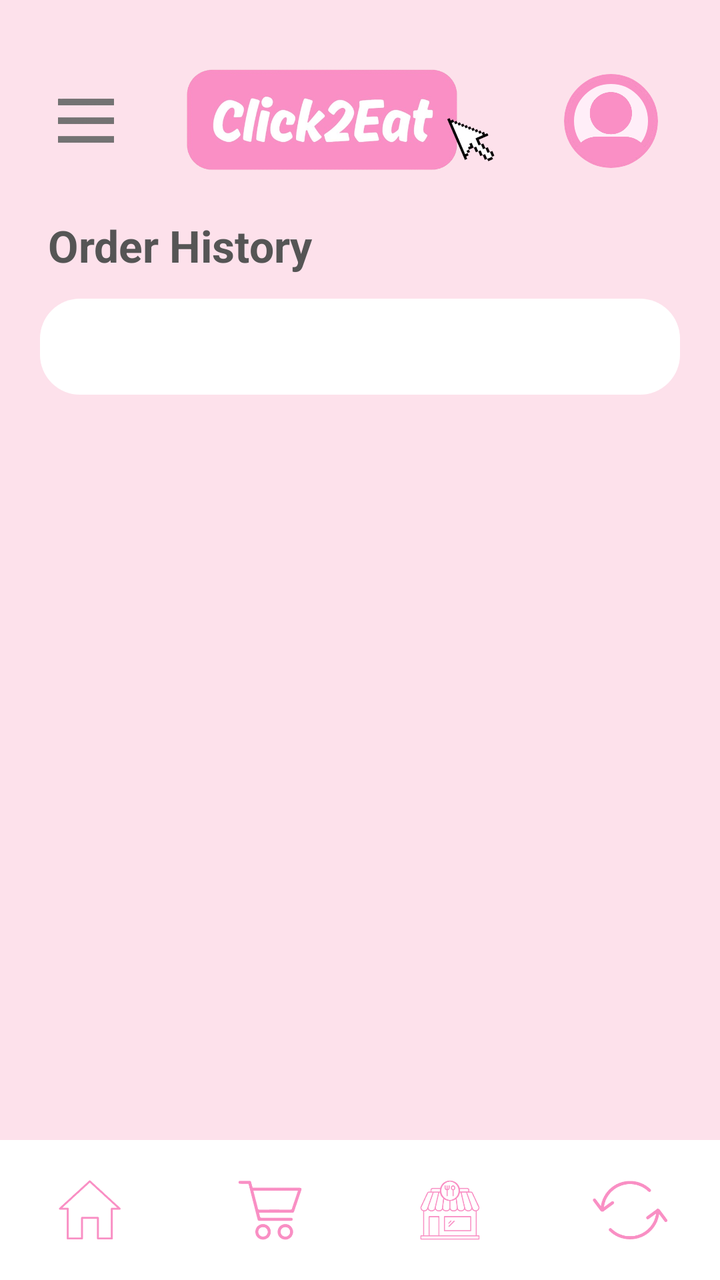
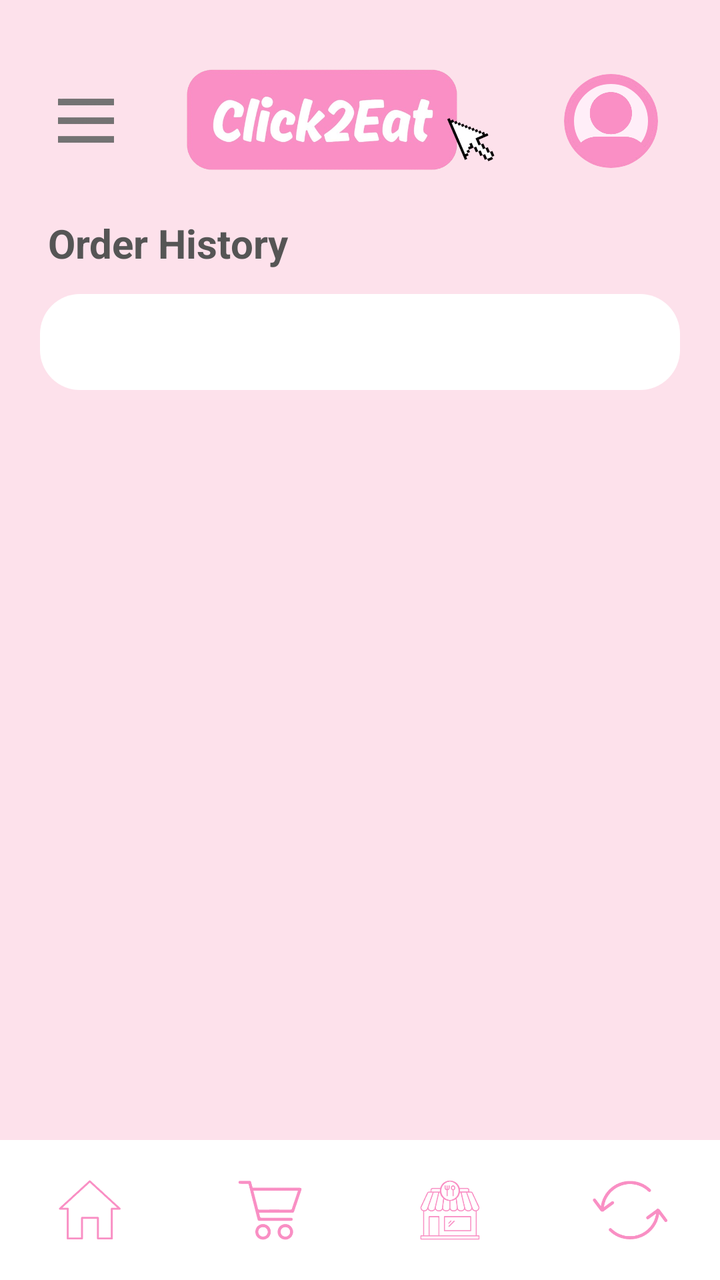

An Android layout rendered at two revisions. The XML below is the earlier revision; the diff shows what the commit changed to produce the second picture.
<!-- AndroidManifest.xml: application theme Theme.Click2Eat -->
<!-- res/layout/activity_order_history.xml -->
<?xml version="1.0" encoding="utf-8"?>
<LinearLayout
    xmlns:android="http://schemas.android.com/apk/res/android"
    android:layout_width="match_parent"
    android:layout_height="match_parent"
    android:orientation="vertical"
    android:background="#FDE1EB">

    
    <LinearLayout
        android:layout_width="match_parent"
        android:layout_height="71dp"
        android:layout_marginStart="20dp"
        android:layout_marginTop="25dp"
        android:layout_marginEnd="18dp"
        android:gravity="center_vertical"
        android:orientation="horizontal">

        <ImageView
            android:id="@+id/ordersBackButton"
            android:layout_width="28dp"
            android:layout_height="30dp"
            android:layout_marginLeft="9dp"
            android:contentDescription="Menu"
            android:src="@drawable/three_line_icon" />

        <ImageView
            android:layout_width="0dp"
            android:layout_height="58dp"
            android:layout_weight="1"
            android:contentDescription="Click2Eat logo"
            android:scaleType="fitCenter"
            android:src="@drawable/click2eat_logo_no_bg" />

        <ImageView
            android:id="@+id/ordersProfile"
            android:layout_width="47dp"
            android:layout_height="47dp"
            android:layout_marginEnd="13dp"
            android:background="@drawable/bg_profile_circle"
            android:clipToOutline="true"
            android:contentDescription="Open profile"
            android:scaleType="centerCrop"
            android:src="@drawable/default_profile2" />
    </LinearLayout>

    
    <TextView
        android:layout_width="match_parent"
        android:layout_height="wrap_content"
        android:layout_marginStart="24dp"
        android:layout_marginTop="12dp"
        android:text="Order History"
        android:textColor="#555555"
        android:textSize="22sp"
        android:textStyle="bold" />

    
    <Spinner
        android:id="@+id/orderStatusFilter"
        android:layout_width="match_parent"
        android:layout_height="48dp"
        android:layout_marginStart="20dp"
        android:layout_marginEnd="20dp"
        android:layout_marginTop="12dp"
        android:background="@drawable/bg_profile_card"
        android:paddingStart="14dp"
        android:paddingEnd="14dp"
        android:contentDescription="Filter orders by status" />

    
    <TextView
        android:id="@+id/orderHistoryEmpty"
        android:layout_width="match_parent"
        android:layout_height="wrap_content"
        android:gravity="center"
        android:padding="24dp"
        android:text="No orders to show yet."
        android:textColor="@color/click_text"
        android:textSize="16sp"
        android:visibility="gone" />

    
    <androidx.recyclerview.widget.RecyclerView
        android:id="@+id/orderHistoryRecyclerView"
        android:layout_width="match_parent"
        android:layout_height="0dp"
        android:layout_weight="1"
        android:layout_marginTop="12dp"
        android:paddingStart="20dp"
        android:paddingEnd="20dp"
        android:clipToPadding="false" />

    
    <LinearLayout
        android:layout_width="match_parent"
        android:layout_height="70dp"
        android:orientation="horizontal"
        android:gravity="center"
        android:background="@color/click_white">

        <ImageButton
            android:id="@+id/ordersNavHome"
            android:layout_width="0dp"
            android:layout_height="match_parent"
            android:layout_weight="1"
            android:background="@android:color/transparent"
            android:src="@drawable/dashboard_icon"
            android:padding="20dp"
            android:scaleType="centerInside"
            android:contentDescription="Home" />

        <ImageButton
            android:id="@+id/ordersNavCart"
            android:layout_width="0dp"
            android:layout_height="match_parent"
            android:layout_weight="1"
            android:background="@android:color/transparent"
            android:src="@drawable/cart_icon"
            android:padding="20dp"
            android:scaleType="centerInside"
            android:contentDescription="Cart" />

        <ImageButton
            android:id="@+id/ordersNavRestaurants"
            android:layout_width="0dp"
            android:layout_height="match_parent"
            android:layout_weight="1"
            android:background="@android:color/transparent"
            android:src="@drawable/restaurants_icon"
            android:padding="20dp"
            android:scaleType="centerInside"
            android:contentDescription="Restaurants" />

        <ImageButton
            android:id="@+id/ordersNavOrders"
            android:layout_width="0dp"
            android:layout_height="match_parent"
            android:layout_weight="1"
            android:background="@android:color/transparent"
            android:src="@drawable/history_icon"
            android:padding="20dp"
            android:scaleType="centerInside"
            android:contentDescription="Order History" />

    </LinearLayout>

</LinearLayout>
<!-- resources referenced by this layout -->
<resources>
  <color name="click_text">#000000</color>
  <color name="click_white">#FFFFFF</color>
  <!-- drawable bg_profile_card (drawable) -->
  <?xml version="1.0" encoding="utf-8"?>
  <shape xmlns:android="http://schemas.android.com/apk/res/android">
      <solid android:color="@color/click_white"/>
      <corners android:radius="20dp"/>
  </shape>
  <!-- drawable bg_profile_circle (drawable) -->
  <?xml version="1.0" encoding="utf-8"?>
  <shape xmlns:android="http://schemas.android.com/apk/res/android"
      android:shape="oval">
  
      <solid android:color="@color/click_light_pink"/>
  
      <stroke
          android:width="5dp"
          android:color="@color/click_pink"/>
  
  </shape>
  <!-- drawable cart_icon: png bitmap (drawable, 4194 bytes) -->
  <!-- drawable click2eat_logo_no_bg: png bitmap (drawable, 139894 bytes) -->
  <!-- drawable dashboard_icon: png bitmap (drawable, 2342 bytes) -->
  <!-- drawable default_profile2: png bitmap (drawable, 52318 bytes) -->
  <!-- drawable history_icon: png bitmap (drawable, 4571 bytes) -->
  <!-- drawable restaurants_icon: png bitmap (drawable, 7734 bytes) -->
  <!-- drawable three_line_icon: png bitmap (drawable, 2015 bytes) -->
  <style name="Theme.Click2Eat" parent="Base.Theme.Click2Eat" />
  <color name="click_light_pink">#ffeef8</color>
  <color name="click_pink">#f98fc4</color>
  <style name="Base.Theme.Click2Eat" parent="Theme.Material3.DayNight.NoActionBar">
          
          
      </style>
</resources>

<!-- the commit's change to res/layout/activity_order_history.xml (unified diff, before → after) -->
@@ -52,7 +52,7 @@
         android:layout_marginTop="12dp"
         android:text="Order History"
         android:textColor="#555555"
-        android:textSize="22sp"
+        android:textSize="20sp"
         android:textStyle="bold" />
 
     
